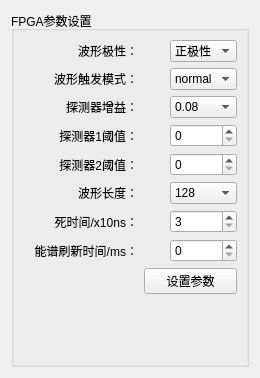
First picture: the form in FPGASetting.ui, repository MrXiaomao/Cu_Activation, before the edit.
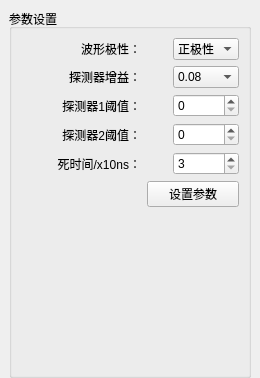
Second picture: the form after the edit.

The edit to the form file:
```diff
--- a/FPGASetting.ui
+++ b/FPGASetting.ui
@@ -14,12 +14,74 @@
    <string>硬件参数设置</string>
   </property>
   <layout class="QGridLayout" name="gridLayout_2">
+   <property name="leftMargin">
+    <number>9</number>
+   </property>
+   <property name="topMargin">
+    <number>9</number>
+   </property>
+   <property name="rightMargin">
+    <number>9</number>
+   </property>
+   <property name="bottomMargin">
+    <number>0</number>
+   </property>
    <item row="0" column="0">
     <widget class="QGroupBox" name="groupBox">
      <property name="title">
-      <string>FPGA参数设置</string>
+      <string>参数设置</string>
      </property>
      <layout class="QGridLayout" name="gridLayout">
+      <item row="2" column="2">
+       <widget class="QSpinBox" name="spinBox">
+        <property name="maximum">
+         <number>65535</number>
+        </property>
+       </widget>
+      </item>
+      <item row="3" column="2">
+       <widget class="QSpinBox" name="spinBox_2">
+        <property name="maximum">
+         <number>65535</number>
+        </property>
+       </widget>
+      </item>
+      <item row="6" column="1">
+       <spacer name="verticalSpacer">
+        <property name="orientation">
+         <enum>Qt::Vertical</enum>
+        </property>
+        <property name="sizeHint" stdset="0">
+         <size>
+          <width>20</width>
+          <height>97</height>
+         </size>
+        </property>
+       </spacer>
+      </item>
+      <item row="5" column="0">
+       <spacer name="horizontalSpacer">
+        <property name="orientation">
+         <enum>Qt::Horizontal</enum>
+        </property>
+        <property name="sizeHint" stdset="0">
+         <size>
+          <width>138</width>
+          <height>20</height>
+         </size>
+        </property>
+       </spacer>
+      </item>
+      <item row="4" column="2">
+       <widget class="QSpinBox" name="spinBox_3">
+        <property name="minimum">
+         <number>3</number>
+        </property>
+        <property name="maximum">
+         <number>500</number>
+        </property>
+       </widget>
+      </item>
       <item row="0" column="0">
        <widget class="QLabel" name="label_3">
         <property name="text">
@@ -30,6 +92,16 @@
         </property>
        </widget>
       </item>
+      <item row="4" column="0">
+       <widget class="QLabel" name="label_6">
+        <property name="text">
+         <string>死时间/x10ns：</string>
+        </property>
+        <property name="alignment">
+         <set>Qt::AlignRight|Qt::AlignTrailing|Qt::AlignVCenter</set>
+        </property>
+       </widget>
+      </item>
       <item row="0" column="2">
        <widget class="QComboBox" name="comboBox">
         <item>
@@ -44,41 +116,14 @@
         </item>
        </widget>
       </item>
-      <item row="1" column="0">
-       <widget class="QLabel" name="label_4">
+      <item row="5" column="1" colspan="2">
+       <widget class="QPushButton" name="pushButton_setup">
         <property name="text">
-         <string>波形触发模式：</string>
-        </property>
-        <property name="alignment">
-         <set>Qt::AlignRight|Qt::AlignTrailing|Qt::AlignVCenter</set>
+         <string>设置参数</string>
         </property>
        </widget>
       </item>
       <item row="1" column="2">
-       <widget class="QComboBox" name="comboBox_2">
-        <item>
-         <property name="text">
-          <string>normal</string>
-         </property>
-        </item>
-        <item>
-         <property name="text">
-          <string>auto</string>
-         </property>
-        </item>
-       </widget>
-      </item>
-      <item row="2" column="0">
-       <widget class="QLabel" name="label_8">
-        <property name="text">
-         <string>探测器增益：</string>
-        </property>
-        <property name="alignment">
-         <set>Qt::AlignRight|Qt::AlignTrailing|Qt::AlignVCenter</set>
-        </property>
-       </widget>
-      </item>
-      <item row="2" column="2">
        <widget class="QComboBox" name="comboBox_4">
         <item>
          <property name="text">
@@ -117,7 +162,7 @@
         </item>
        </widget>
       </item>
-      <item row="3" column="0">
+      <item row="2" column="0">
        <widget class="QLabel" name="label">
         <property name="text">
          <string>探测器1阈值：</string>
@@ -127,14 +172,17 @@
         </property>
        </widget>
       </item>
-      <item row="3" column="2">
-       <widget class="QSpinBox" name="spinBox">
-        <property name="maximum">
-         <number>65535</number>
+      <item row="1" column="0">
+       <widget class="QLabel" name="label_8">
+        <property name="text">
+         <string>探测器增益：</string>
+        </property>
+        <property name="alignment">
+         <set>Qt::AlignRight|Qt::AlignTrailing|Qt::AlignVCenter</set>
         </property>
        </widget>
       </item>
-      <item row="4" column="0">
+      <item row="3" column="0">
        <widget class="QLabel" name="label_2">
         <property name="text">
          <string>探测器2阈值：</string>
@@ -144,122 +192,6 @@
         </property>
        </widget>
       </item>
-      <item row="4" column="2">
-       <widget class="QSpinBox" name="spinBox_2">
-        <property name="maximum">
-         <number>65535</number>
-        </property>
-       </widget>
-      </item>
-      <item row="5" column="0">
-       <widget class="QLabel" name="label_5">
-        <property name="text">
-         <string>波形长度：</string>
-        </property>
-        <property name="alignment">
-         <set>Qt::AlignRight|Qt::AlignTrailing|Qt::AlignVCenter</set>
-        </property>
-       </widget>
-      </item>
-      <item row="5" column="2">
-       <widget class="QComboBox" name="comboBox_3">
-        <item>
-         <property name="text">
-          <string>128</string>
-         </property>
-        </item>
-        <item>
-         <property name="text">
-          <string>64</string>
-         </property>
-        </item>
-        <item>
-         <property name="text">
-          <string>256</string>
-         </property>
-        </item>
-        <item>
-         <property name="text">
-          <string>512</string>
-         </property>
-        </item>
-        <item>
-         <property name="text">
-          <string>1024</string>
-         </property>
-        </item>
-       </widget>
-      </item>
-      <item row="6" column="0">
-       <widget class="QLabel" name="label_6">
-        <property name="text">
-         <string>死时间/x10ns：</string>
-        </property>
-        <property name="alignment">
-         <set>Qt::AlignRight|Qt::AlignTrailing|Qt::AlignVCenter</set>
-        </property>
-       </widget>
-      </item>
-      <item row="6" column="2">
-       <widget class="QSpinBox" name="spinBox_3">
-        <property name="minimum">
-         <number>3</number>
-        </property>
-        <property name="maximum">
-         <number>500</number>
-        </property>
-       </widget>
-      </item>
-      <item row="7" column="0">
-       <widget class="QLabel" name="label_7">
-        <property name="text">
-         <string>能谱刷新时间/ms：</string>
-        </property>
-        <property name="alignment">
-         <set>Qt::AlignRight|Qt::AlignTrailing|Qt::AlignVCenter</set>
-        </property>
-       </widget>
-      </item>
-      <item row="7" column="2">
-       <widget class="QSpinBox" name="spinBox_4">
-        <property name="maximum">
-         <number>3600000</number>
-        </property>
-       </widget>
-      </item>
-      <item row="8" column="0">
-       <spacer name="horizontalSpacer">
-        <property name="orientation">
-         <enum>Qt::Horizontal</enum>
-        </property>
-        <property name="sizeHint" stdset="0">
-         <size>
-          <width>138</width>
-          <height>20</height>
-         </size>
-        </property>
-       </spacer>
-      </item>
-      <item row="8" column="1" colspan="2">
-       <widget class="QPushButton" name="pushButton_2">
-        <property name="text">
-         <string>设置参数</string>
-        </property>
-       </widget>
-      </item>
-      <item row="9" column="1">
-       <spacer name="verticalSpacer">
-        <property name="orientation">
-         <enum>Qt::Vertical</enum>
-        </property>
-        <property name="sizeHint" stdset="0">
-         <size>
-          <width>20</width>
-          <height>88</height>
-         </size>
-        </property>
-       </spacer>
-      </item>
      </layout>
     </widget>
    </item>
```
